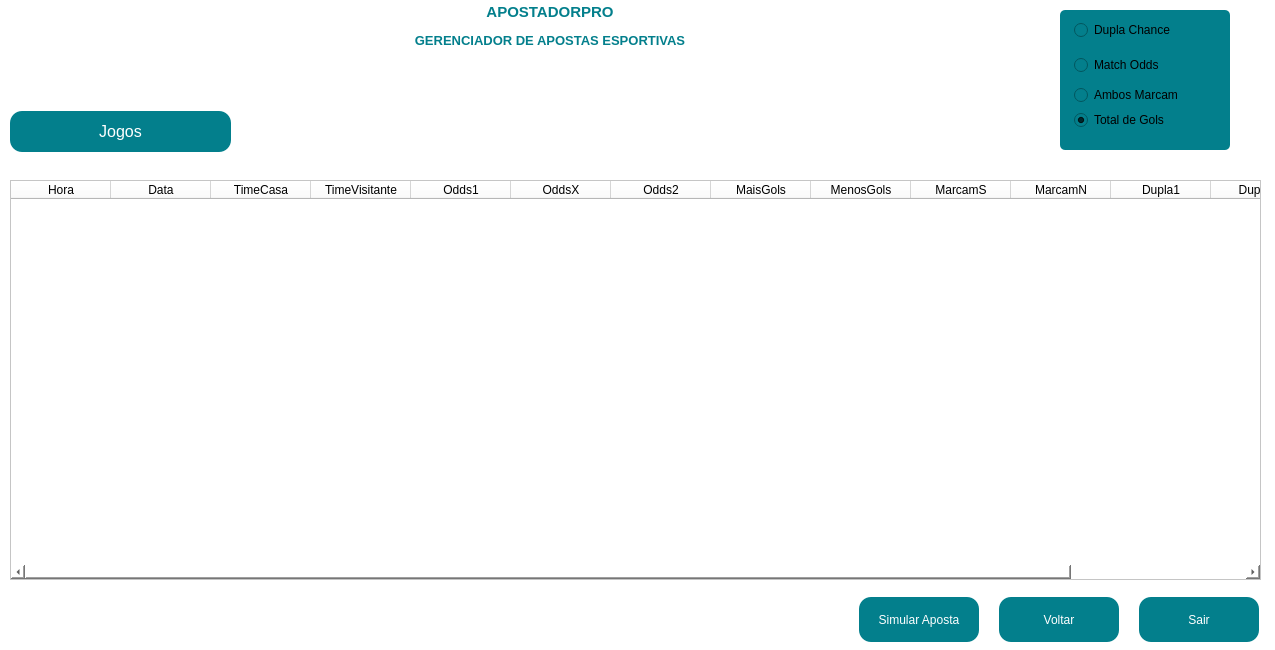
mateuscosta27/WebScraping, file view/formPossibilities.ui: the form before one commit.
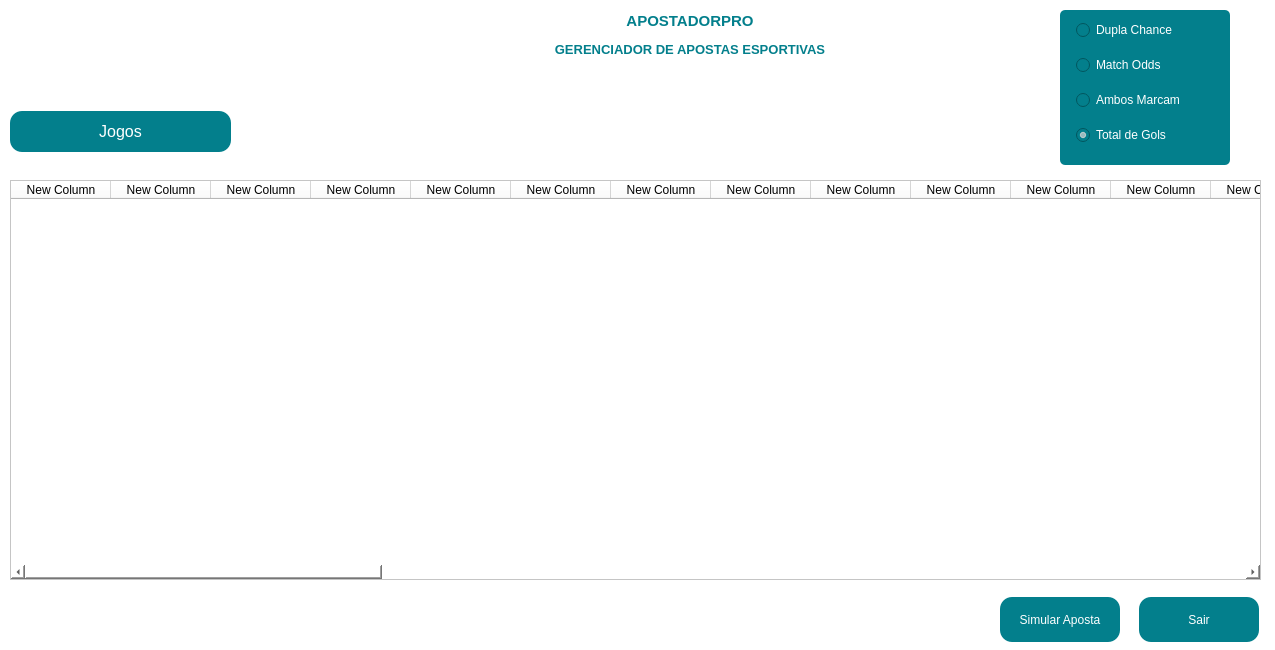
The form after the commit. Icons and pictures are not drawn.

Commit message: Table view

```diff
--- a/view/formPossibilities.ui
+++ b/view/formPossibilities.ui
@@ -12,14 +12,14 @@
   </property>
   <property name="minimumSize">
    <size>
-    <width>1200</width>
-    <height>600</height>
+    <width>1275</width>
+    <height>650</height>
    </size>
   </property>
   <property name="maximumSize">
    <size>
-    <width>2000</width>
-    <height>1500</height>
+    <width>1275</width>
+    <height>650</height>
    </size>
   </property>
   <property name="windowTitle">
@@ -42,8 +42,8 @@
    <widget class="QLabel" name="lbl_title">
     <property name="geometry">
      <rect>
-      <x>300</x>
-      <y>1</y>
+      <x>440</x>
+      <y>10</y>
       <width>500</width>
       <height>50</height>
      </rect>
@@ -70,7 +70,7 @@
       <x>1060</x>
       <y>10</y>
       <width>170</width>
-      <height>140</height>
+      <height>155</height>
      </rect>
     </property>
     <property name="sizePolicy">
@@ -82,13 +82,13 @@
     <property name="minimumSize">
      <size>
       <width>170</width>
-      <height>140</height>
+      <height>155</height>
      </size>
     </property>
     <property name="maximumSize">
      <size>
       <width>170</width>
-      <height>140</height>
+      <height>155</height>
      </size>
     </property>
     <property name="styleSheet">
@@ -111,7 +111,7 @@
     <widget class="QRadioButton" name="rb_matchOdds">
      <property name="geometry">
       <rect>
-       <x>14</x>
+       <x>16</x>
        <y>45</y>
        <width>140</width>
        <height>20</height>
@@ -130,8 +130,16 @@
       </size>
      </property>
      <property name="styleSheet">
-      <string notr="true">font: 75 12pt &quot;MS Shell Dlg 2&quot;;
-color: rgb(0, 0, 0);</string>
+      <string notr="true">
+QRadioButton{
+	font: 75 12pt &quot;MS Shell Dlg 2&quot;;
+	color: rgb(255, 255, 255);
+}
+
+QRadioButton:pressed{
+	font: 75 12pt &quot;MS Shell Dlg 2&quot;;
+	color: rgb(0, 0, 0);
+}</string>
      </property>
      <property name="text">
       <string>Match Odds</string>
@@ -140,7 +148,7 @@
     <widget class="QRadioButton" name="rb_DuplaChance">
      <property name="geometry">
       <rect>
-       <x>14</x>
+       <x>16</x>
        <y>10</y>
        <width>140</width>
        <height>20</height>
@@ -165,8 +173,16 @@
       </size>
      </property>
      <property name="styleSheet">
-      <string notr="true">font: 75 12pt &quot;MS Shell Dlg 2&quot;;
-color: rgb(0, 0, 0);</string>
+      <string notr="true">
+QRadioButton{
+	font: 75 12pt &quot;MS Shell Dlg 2&quot;;
+	color: rgb(255, 255, 255);
+}
+
+QRadioButton:pressed{
+	font: 75 12pt &quot;MS Shell Dlg 2&quot;;
+	color: rgb(0, 0, 0);
+}</string>
      </property>
      <property name="text">
       <string>Dupla Chance</string>
@@ -175,8 +191,8 @@
     <widget class="QRadioButton" name="rb_ambosMarcam">
      <property name="geometry">
       <rect>
-       <x>14</x>
-       <y>75</y>
+       <x>16</x>
+       <y>80</y>
        <width>140</width>
        <height>20</height>
       </rect>
@@ -200,8 +216,16 @@
       </size>
      </property>
      <property name="styleSheet">
-      <string notr="true">font: 75 12pt &quot;MS Shell Dlg 2&quot;;
-color: rgb(0, 0, 0);</string>
+      <string notr="true">
+QRadioButton{
+	font: 75 12pt &quot;MS Shell Dlg 2&quot;;
+	color: rgb(255, 255, 255);
+}
+
+QRadioButton:pressed{
+	font: 75 12pt &quot;MS Shell Dlg 2&quot;;
+	color: rgb(0, 0, 0);
+}</string>
      </property>
      <property name="text">
       <string>Ambos Marcam</string>
@@ -210,8 +234,8 @@
     <widget class="QRadioButton" name="rb_totalGols">
      <property name="geometry">
       <rect>
-       <x>14</x>
-       <y>100</y>
+       <x>16</x>
+       <y>115</y>
        <width>140</width>
        <height>20</height>
       </rect>
@@ -235,8 +259,16 @@
       </size>
      </property>
      <property name="styleSheet">
-      <string notr="true">font: 75 12pt &quot;MS Shell Dlg 2&quot;;
-color: rgb(0, 0, 0);</string>
+      <string notr="true">
+QRadioButton{
+	font: 75 12pt &quot;MS Shell Dlg 2&quot;;
+	color: rgb(255, 255, 255);
+}
+
+QRadioButton:pressed{
+	font: 75 12pt &quot;MS Shell Dlg 2&quot;;
+	color: rgb(0, 0, 0);
+}</string>
      </property>
      <property name="text">
       <string>Total de Gols</string>
@@ -263,72 +295,207 @@
     </property>
     <column>
      <property name="text">
-      <string>Hora</string>
+      <string>New Column</string>
      </property>
     </column>
     <column>
      <property name="text">
-      <string>Data</string>
+      <string>New Column</string>
      </property>
     </column>
     <column>
      <property name="text">
-      <string>TimeCasa</string>
+      <string>New Column</string>
      </property>
     </column>
     <column>
      <property name="text">
-      <string>TimeVisitante</string>
+      <string>New Column</string>
      </property>
     </column>
     <column>
      <property name="text">
-      <string>Odds1</string>
+      <string>New Column</string>
      </property>
     </column>
     <column>
      <property name="text">
-      <string>OddsX</string>
+      <string>New Column</string>
      </property>
     </column>
     <column>
      <property name="text">
-      <string>Odds2</string>
+      <string>New Column</string>
      </property>
     </column>
     <column>
      <property name="text">
-      <string>MaisGols</string>
+      <string>New Column</string>
      </property>
     </column>
     <column>
      <property name="text">
-      <string>MenosGols</string>
+      <string>New Column</string>
      </property>
     </column>
     <column>
      <property name="text">
-      <string>MarcamS</string>
+      <string>New Column</string>
      </property>
     </column>
     <column>
      <property name="text">
-      <string>MarcamN</string>
+      <string>New Column</string>
      </property>
     </column>
     <column>
      <property name="text">
-      <string>Dupla1</string>
+      <string>New Column</string>
      </property>
     </column>
     <column>
      <property name="text">
-      <string>Dupla12</string>
+      <string>New Column</string>
      </property>
     </column>
     <column>
      <property name="text">
-      <string>Dupla2</string>
+      <string>New Column</string>
+     </property>
+    </column>
+    <column>
+     <property name="text">
+      <string>New Column</string>
+     </property>
+    </column>
+    <column>
+     <property name="text">
+      <string>New Column</string>
+     </property>
+    </column>
+    <column>
+     <property name="text">
+      <string>New Column</string>
+     </property>
+    </column>
+    <column>
+     <property name="text">
+      <string>New Column</string>
+     </property>
+    </column>
+    <column>
+     <property name="text">
+      <string>New Column</string>
+     </property>
+    </column>
+    <column>
+     <property name="text">
+      <string>New Column</string>
+     </property>
+    </column>
+    <column>
+     <property name="text">
+      <string>New Column</string>
+     </property>
+    </column>
+    <column>
+     <property name="text">
+      <string>New Column</string>
+     </property>
+    </column>
+    <column>
+     <property name="text">
+      <string>New Column</string>
+     </property>
+    </column>
+    <column>
+     <property name="text">
+      <string>New Column</string>
+     </property>
+    </column>
+    <column>
+     <property name="text">
+      <string>New Column</string>
+     </property>
+    </column>
+    <column>
+     <property name="text">
+      <string>New Column</string>
+     </property>
+    </column>
+    <column>
+     <property name="text">
+      <string>New Column</string>
+     </property>
+    </column>
+    <column>
+     <property name="text">
+      <string>New Column</string>
+     </property>
+    </column>
+    <column>
+     <property name="text">
+      <string>New Column</string>
+     </property>
+    </column>
+    <column>
+     <property name="text">
+      <string>New Column</string>
+     </property>
+    </column>
+    <column>
+     <property name="text">
+      <string>New Column</string>
+     </property>
+    </column>
+    <column>
+     <property name="text">
+      <string>New Column</string>
+     </property>
+    </column>
+    <column>
+     <property name="text">
+      <string>New Column</string>
+     </property>
+    </column>
+    <column>
+     <property name="text">
+      <string>New Column</string>
+     </property>
+    </column>
+    <column>
+     <property name="text">
+      <string>New Column</string>
+     </property>
+    </column>
+    <column>
+     <property name="text">
+      <string>New Column</string>
+     </property>
+    </column>
+    <column>
+     <property name="text">
+      <string>New Column</string>
+     </property>
+    </column>
+    <column>
+     <property name="text">
+      <string>New Column</string>
+     </property>
+    </column>
+    <column>
+     <property name="text">
+      <string>New Column</string>
+     </property>
+    </column>
+    <column>
+     <property name="text">
+      <string>New Column</string>
+     </property>
+    </column>
+    <column>
+     <property name="text">
+      <string>New Column</string>
      </property>
     </column>
    </widget>
@@ -380,58 +547,10 @@
      <string>Sair</string>
     </property>
    </widget>
-   <widget class="QPushButton" name="btn_voltar">
-    <property name="geometry">
-     <rect>
-      <x>999</x>
-      <y>597</y>
-      <width>120</width>
-      <height>45</height>
-     </rect>
-    </property>
-    <property name="minimumSize">
-     <size>
-      <width>120</width>
-      <height>45</height>
-     </size>
-    </property>
-    <property name="maximumSize">
-     <size>
-      <width>120</width>
-      <height>45</height>
-     </size>
-    </property>
-    <property name="styleSheet">
-     <string notr="true">QPushButton{
-	border-style: none;
-	border-width: 2px;
-	font: 75 11pt &quot;MS Shell Dlg 2&quot;;
-	color: rgb(255, 255, 255);
-	background-color: rgb(3, 127, 140);
-	border-radius: 12px;
-	border-bottom-color: rgb(4, 35, 38);
-	border-right-color:  rgb(4, 35, 38);
-}
-
-QPushButton:pressed{
-	border-style: insetset;
-	border-width: 2px;
-	font: 75 11pt &quot;MS Shell Dlg 2&quot;;
-	color: rgb(255, 255, 255);
-	background-color: rgb(3, 127, 140);
-	border-radius: 8px;
-	border-top-color: rgb(4, 35, 38);
-	border-left-color:  rgb(4, 35, 38);
-}</string>
-    </property>
-    <property name="text">
-     <string>Voltar</string>
-    </property>
-   </widget>
    <widget class="QPushButton" name="btn_simular">
     <property name="geometry">
      <rect>
-      <x>859</x>
+      <x>1000</x>
       <y>597</y>
       <width>120</width>
       <height>45</height>
```
The commit also changes 1 other file.
